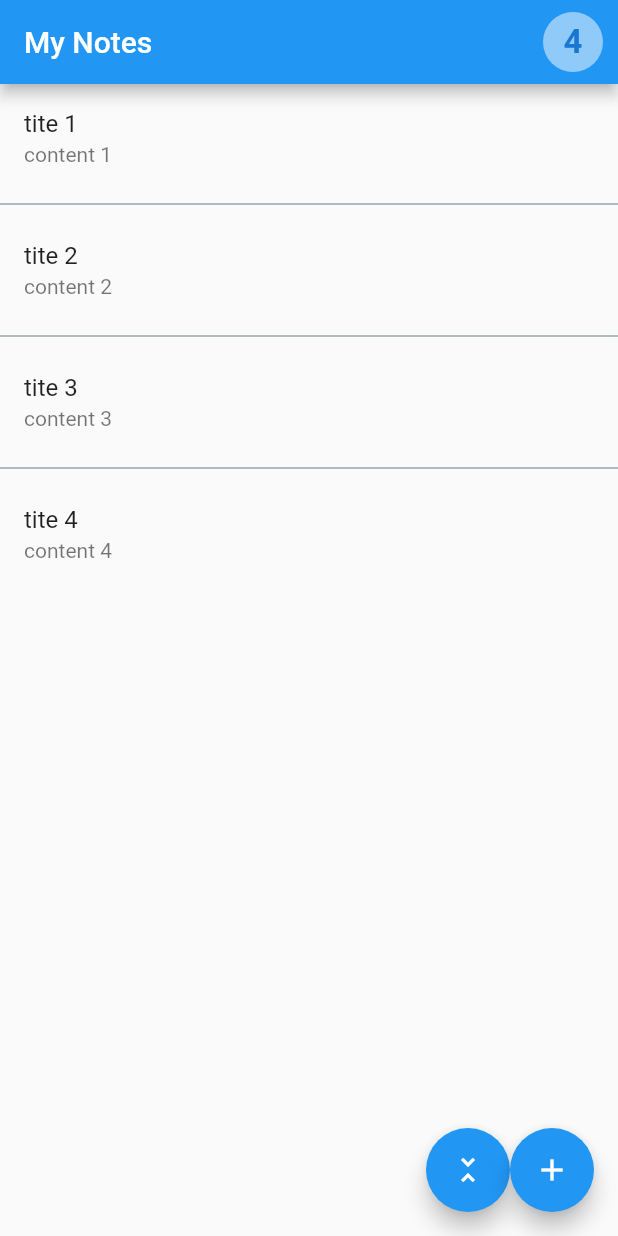
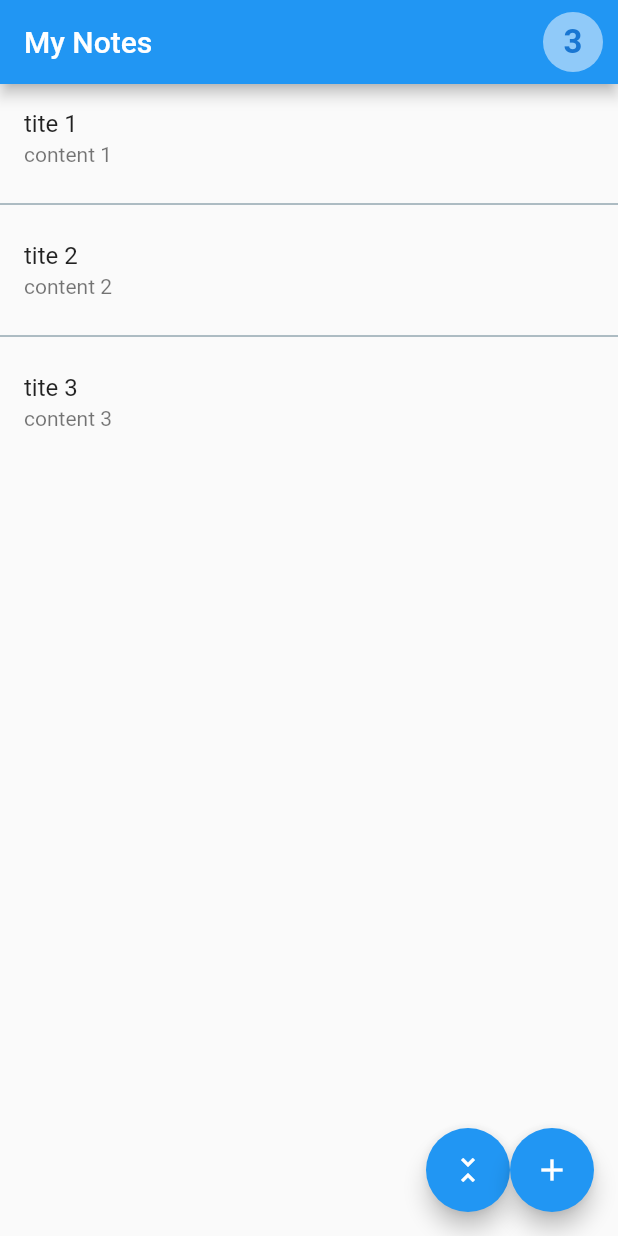
Before and after one commit to Mhamad-Raad/advanced-todo-list, a Flutter app: the screen it shows after launch, on a phone screen of 412 x 824 dp. Run offline on Flutter 3.47's test engine with Material 2 defaults, Android fonts, the light colour scheme and no system bars.

Commit message:
it works now smh :|

```diff
--- a/lib/models/mock_data.dart
+++ b/lib/models/mock_data.dart
@@ -6,7 +6,6 @@ final noteList = <Note>[
   Note("tite 1", "content 1"),
   Note("tite 2", "content 2"),
   Note("tite 3", "content 3"),
-  Note("tite 4", "content 4")
 ];
 
 //? Here are some sample data that you can copy-paste in order to create the mock database
--- a/lib/screens/list_screen.dart
+++ b/lib/screens/list_screen.dart
@@ -37,8 +37,6 @@ class _ListScreenState extends State<ListScreen> {
         for (var i = 0; i < noteList.length; i++) {
           noteList[i].getTitle();
           noteList[i].getContent();
-          noteList.length;
-          noteList;
         }
       });
     });
@@ -63,6 +61,7 @@ class _ListScreenState extends State<ListScreen> {
         ],
       ),
       body: ListView.separated(
+        key: UniqueKey(),
         separatorBuilder: (context, index) => Divider(
           color: Colors.blueGrey,
         ),
@@ -102,10 +101,9 @@ class _ListScreenState extends State<ListScreen> {
                   ),
                 )
               : SizedBox(),
-          title: Text(noteList[index].getTitle() ?? "GGHFG"),
-          subtitle: hide
-              ? Text("null")
-              : Text(noteList[index].getContent() ?? "null"),
+          title: Text(noteList[index].getTitle() ?? "null"),
+          subtitle:
+              hide ? Text("") : Text(noteList[index].getContent() ?? "null"),
           onTap: () {
             Navigator.push(
                 context,
```
